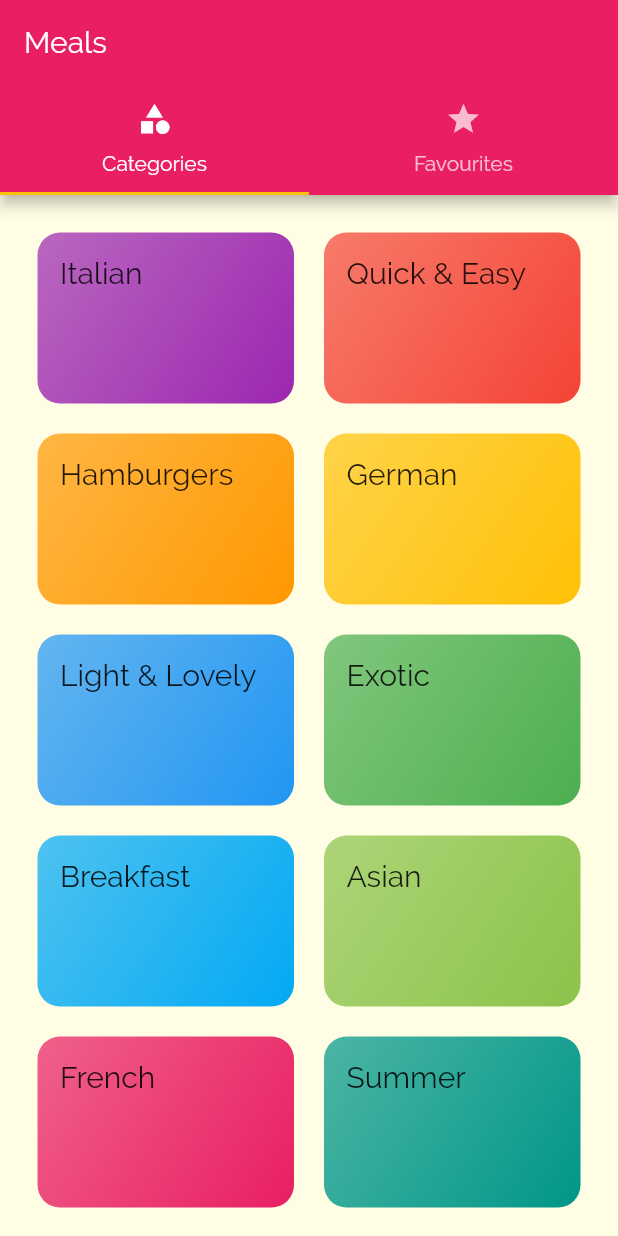
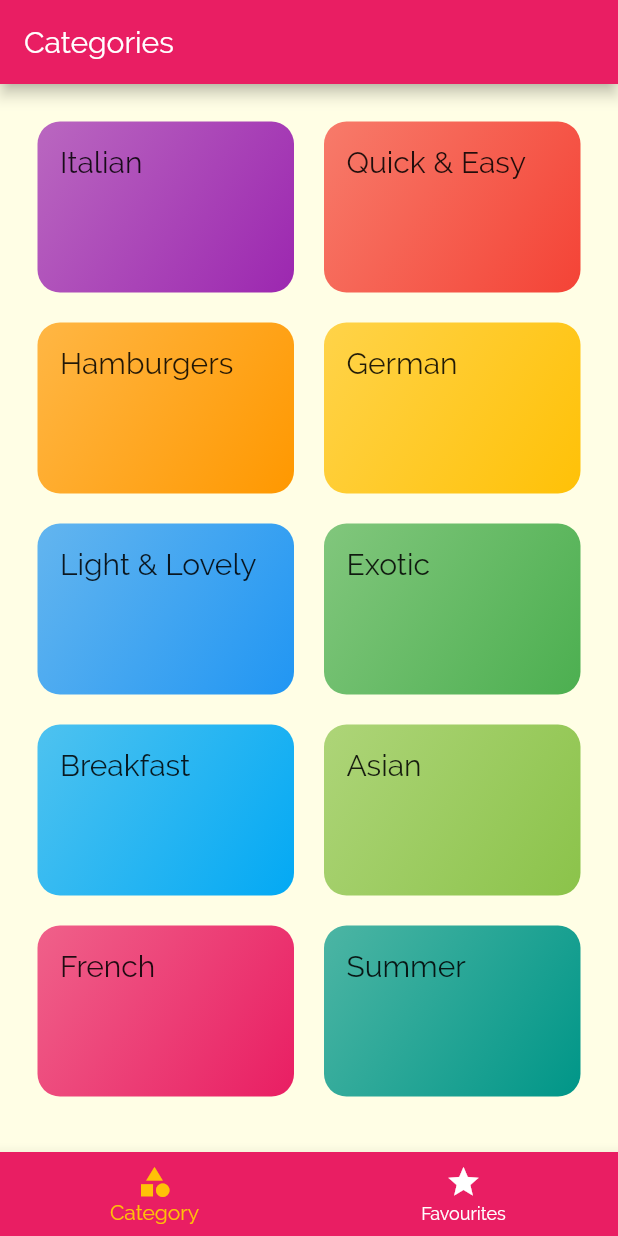
Before and after one commit to ahmetsarac/flutter-meals, a Flutter app: the screen it shows after launch, on a phone screen of 412 x 824 dp. Run offline on Flutter 3.47's test engine with Material 2 defaults, Android fonts, the phone set to English and light mode, and no system bars.

```diff
--- a/lib/screens/tabs_screen.dart
+++ b/lib/screens/tabs_screen.dart
@@ -11,30 +11,42 @@ class TabsScreen extends StatefulWidget {
 }
 
 class _TabsScreenState extends State<TabsScreen> {
+  List<Map<String, dynamic>> pages = [
+    {'page': const CategoriesScreen(), 'title': 'Categories'},
+    {'page': const FavouritesScreen(), 'title': 'Your Favourite'}
+  ];
+
+  int _selectedPageIndex = 0;
+
+  void _selectPage(int index) {
+    setState(() {
+      _selectedPageIndex = index;
+    });
+  }
+
   @override
   Widget build(BuildContext context) {
-    return DefaultTabController(
-      length: 2,
-      child: Scaffold(
-        appBar: AppBar(
-          title: const Text('Meals'),
-          bottom: const TabBar(
-            tabs: [
-              Tab(
-                icon: Icon(Icons.category),
-                text: 'Categories',
-              ),
-              Tab(
-                icon: Icon(Icons.star),
-                text: 'Favourites',
-              )
-            ],
+    return Scaffold(
+      appBar: AppBar(
+        title: Text(pages[_selectedPageIndex]['title']),
+      ),
+      body: pages[_selectedPageIndex]['page'],
+      bottomNavigationBar: BottomNavigationBar(
+        onTap: _selectPage,
+        currentIndex: _selectedPageIndex,
+        selectedItemColor: Theme.of(context).colorScheme.secondary,
+        unselectedItemColor: Colors.white,
+        backgroundColor: Theme.of(context).primaryColor,
+        items: const [
+          BottomNavigationBarItem(
+            icon: Icon(Icons.category),
+            label: 'Category',
           ),
-        ),
-        body: const TabBarView(children: [
-          CategoriesScreen(),
-          FavouritesScreen(),
-        ]),
+          BottomNavigationBarItem(
+            icon: Icon(Icons.star),
+            label: 'Favourites',
+          )
+        ],
       ),
     );
   }
```
